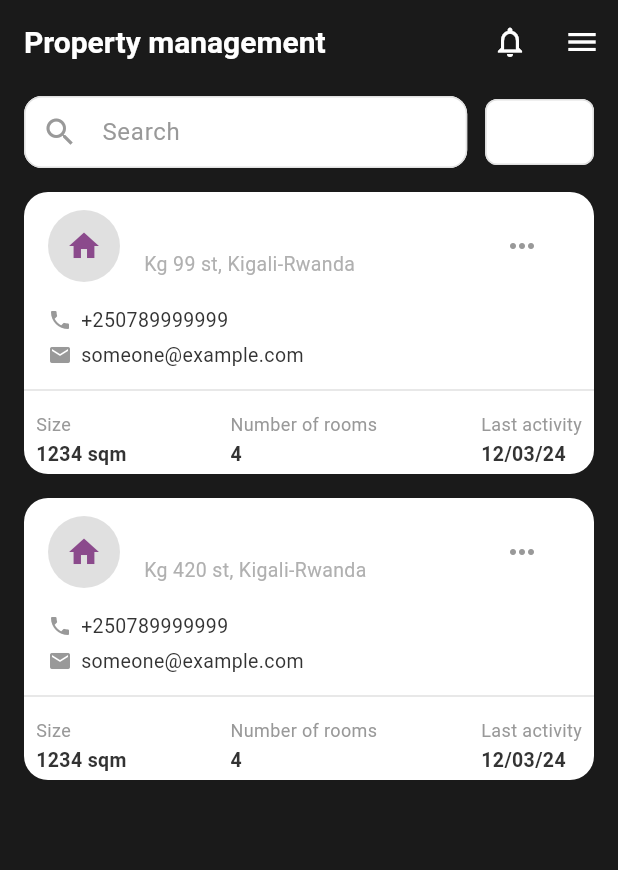
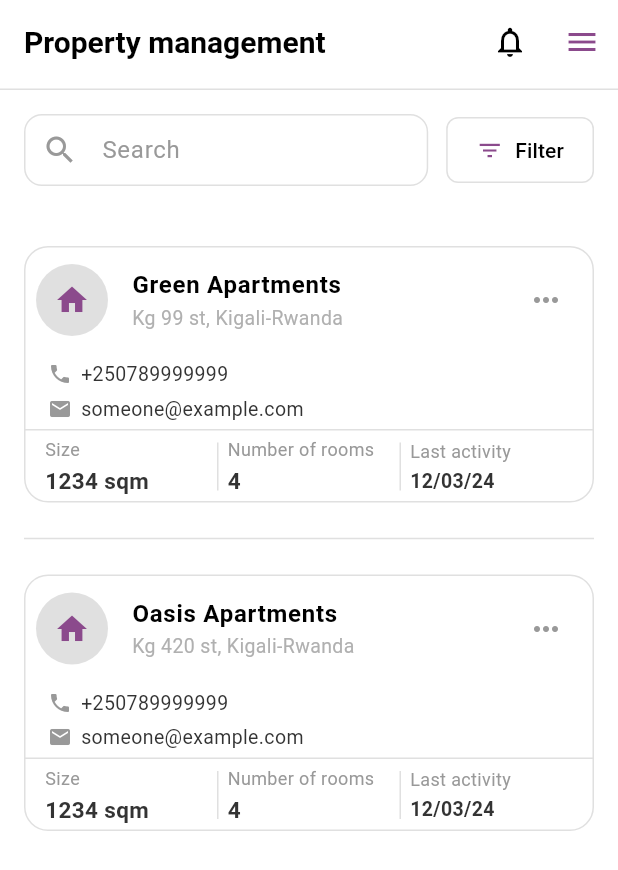
Before and after one commit to MikeManzi/habi_share, a Flutter app: the screen it shows after launch, on a phone screen of 412 x 824 dp. Shown: the top 870 px of the screen. Run offline on Flutter 3.47's test engine with Material 3 defaults, Android fonts, the phone set to English and light mode, and no system bars.

Commit message:
fix: house card

```diff
--- a/lib/screens/landlord_landing_page.dart
+++ b/lib/screens/landlord_landing_page.dart
@@ -54,34 +54,36 @@ class _LandlordLandingPageState extends State<LandlordLandingPage> {
   @override
   Widget build(BuildContext context) {
     return Scaffold(
-      backgroundColor: AppColors.backgroundDark,
-      appBar: AppBar(
-        backgroundColor: Colors.transparent,
+      backgroundColor: AppColors.inputBackground,
+      appBar: PreferredSize(
+        preferredSize: const Size.fromHeight(60),
+        child: AppBar(
+          backgroundColor: AppColors.inputBackground,
           elevation: 0,
           title: const Text(
             'Property management',
             style: TextStyle(
-            color: AppColors.textPrimary,
-            fontWeight: FontWeight.w600,
+              color: Colors.black,
+              fontWeight: FontWeight.bold,
               fontSize: 20,
             ),
           ),
           actions: [
-          // Notification bell
             IconButton(
-            icon: const Icon(
-              Icons.notifications_none,
-              color: AppColors.textPrimary,
-            ),
+              icon: const Icon(Icons.notifications_none, color: Colors.black),
               onPressed:
                   () => setState(() => showNotifications = !showNotifications),
             ),
-          // Menu icon
             IconButton(
-            icon: const Icon(Icons.menu, color: AppColors.textPrimary),
+              icon: const Icon(Icons.menu, color: AppColors.primaryPurple),
               onPressed: () {},
             ),
           ],
+          bottom: PreferredSize(
+            preferredSize: const Size.fromHeight(1),
+            child: Container(color: AppColors.inputBorder, height: 1),
+          ),
+        ),
       ),
       body: Stack(
         children: [
@@ -90,7 +92,7 @@ class _LandlordLandingPageState extends State<LandlordLandingPage> {
               Padding(
                 padding: const EdgeInsets.symmetric(
                   horizontal: 16,
-                  vertical: 8,
+                  vertical: 16,
                 ),
                 child: Row(
                   children: [
@@ -129,7 +131,7 @@ class _LandlordLandingPageState extends State<LandlordLandingPage> {
                     ),
                     const SizedBox(width: 12),
                     // Filter button
-                    OutlinedButton(
+                    OutlinedButton.icon(
                       style: OutlinedButton.styleFrom(
                         foregroundColor: AppColors.textPrimary,
                         side: const BorderSide(color: AppColors.inputBorder),
@@ -143,11 +145,19 @@ class _LandlordLandingPageState extends State<LandlordLandingPage> {
                         ),
                       ),
                       onPressed: () {},
-                      child: const Text('Filter'),
+                      icon: const Icon(
+                        Icons.filter_list,
+                        color: AppColors.primaryPurple,
+                      ),
+                      label: const Text(
+                        'Filter',
+                        style: TextStyle(color: Colors.black),
+                      ),
                     ),
                   ],
                 ),
               ),
+              const SizedBox(height: 8),
               Expanded(
                 child: ListView.builder(
                   padding: const EdgeInsets.symmetric(
@@ -157,7 +167,17 @@ class _LandlordLandingPageState extends State<LandlordLandingPage> {
                   itemCount: properties.length,
                   itemBuilder: (context, index) {
                     final property = properties[index];
-                    return _PropertyCard(property: property);
+                    return Column(
+                      children: [
+                        _PropertyCard(property: property),
+                        if (index < properties.length - 1)
+                          const Divider(
+                            height: 32,
+                            thickness: 1,
+                            color: AppColors.inputBorder,
+                          ),
+                      ],
+                    );
                   },
                 ),
               ),
@@ -196,25 +216,46 @@ class _PropertyCard extends StatelessWidget {
 
   @override
   Widget build(BuildContext context) {
-    return Card(
+    return Padding(
+      padding: const EdgeInsets.symmetric(vertical: 8),
+      child: Card(
         color: AppColors.inputBackground,
-      margin: const EdgeInsets.only(bottom: 16),
-      shape: RoundedRectangleBorder(borderRadius: BorderRadius.circular(16)),
+        margin: EdgeInsets.zero,
+        shape: RoundedRectangleBorder(
+          borderRadius: BorderRadius.circular(16),
+          side: const BorderSide(
+            color: AppColors.inputBorder,
+            width: 1,
+          ), // Add subtle border
+        ),
         elevation: 0,
         child: Column(
+          crossAxisAlignment: CrossAxisAlignment.start,
           children: [
             ListTile(
-            leading: CircleAvatar(
+              contentPadding: const EdgeInsets.symmetric(
+                horizontal: 8,
+                vertical: 0,
+              ),
+              leading:
+                  property['image'] != null && property['image']!.isNotEmpty
+                      ? CircleAvatar(
+                        backgroundImage: NetworkImage(property['image']!),
+                        radius: 24,
+                      )
+                      : CircleAvatar(
                         backgroundColor: AppColors.inputBorder,
                         radius: 24,
-              // TODO: Replace with property image if available
-              child: const Icon(Icons.home, color: AppColors.primaryPurple),
+                        child: const Icon(
+                          Icons.home,
+                          color: AppColors.primaryPurple,
+                        ),
                       ),
               title: Text(
                 property['name'] ?? '',
                 style: const TextStyle(
-                color: AppColors.textPrimary,
-                fontWeight: FontWeight.w600,
+                  color: Colors.black,
+                  fontWeight: FontWeight.bold,
                   fontSize: 16,
                 ),
               ),
@@ -282,25 +323,56 @@ class _PropertyCard extends StatelessWidget {
                 ],
               ),
             ),
-          const Divider(height: 20, thickness: 1, color: AppColors.inputBorder),
+            // Divider between contact info and info row
+            const Divider(
+              height: 1,
+              thickness: 1,
+              color: AppColors.inputBorder,
+            ),
             Padding(
               padding: const EdgeInsets.symmetric(horizontal: 8, vertical: 4),
               child: Row(
-              mainAxisAlignment: MainAxisAlignment.spaceBetween,
                 children: [
-                _InfoColumn(label: 'Size', value: property['size'] ?? ''),
-                _InfoColumn(
+                  Expanded(
+                    child: Padding(
+                      padding: const EdgeInsets.symmetric(horizontal: 6),
+                      child: _InfoColumn(
+                        label: 'Size',
+                        value: property['size'] ?? '',
+                        bold: true,
+                        large: true,
+                      ),
+                    ),
+                  ),
+                  Container(width: 1, height: 32, color: AppColors.inputBorder),
+                  Expanded(
+                    child: Padding(
+                      padding: const EdgeInsets.symmetric(horizontal: 6),
+                      child: _InfoColumn(
                         label: 'Number of rooms',
                         value: property['rooms'] ?? '',
+                        bold: false,
+                        large: true,
                       ),
-                _InfoColumn(
+                    ),
+                  ),
+                  Container(width: 1, height: 32, color: AppColors.inputBorder),
+                  Expanded(
+                    child: Padding(
+                      padding: const EdgeInsets.symmetric(horizontal: 6),
+                      child: _InfoColumn(
                         label: 'Last activity',
                         value: property['lastActivity'] ?? '',
+                        bold: true,
+                        large: false,
+                      ),
+                    ),
                   ),
                 ],
               ),
             ),
           ],
+        ),
       ),
     );
   }
@@ -310,7 +382,14 @@ class _PropertyCard extends StatelessWidget {
 class _InfoColumn extends StatelessWidget {
   final String label;
   final String value;
-  const _InfoColumn({required this.label, required this.value});
+  final bool bold;
+  final bool large;
+  const _InfoColumn({
+    required this.label,
+    required this.value,
+    this.bold = false,
+    this.large = false,
+  });
 
   @override
   Widget build(BuildContext context) {
@@ -324,10 +403,10 @@ class _InfoColumn extends StatelessWidget {
         const SizedBox(height: 2),
         Text(
           value,
-          style: const TextStyle(
+          style: TextStyle(
             color: AppColors.inputText,
-            fontWeight: FontWeight.w600,
-            fontSize: 13,
+            fontWeight: bold ? FontWeight.bold : FontWeight.w600,
+            fontSize: large ? 15 : 13,
           ),
         ),
       ],
```
Lines whose indentation alone changed are shown as unchanged.
